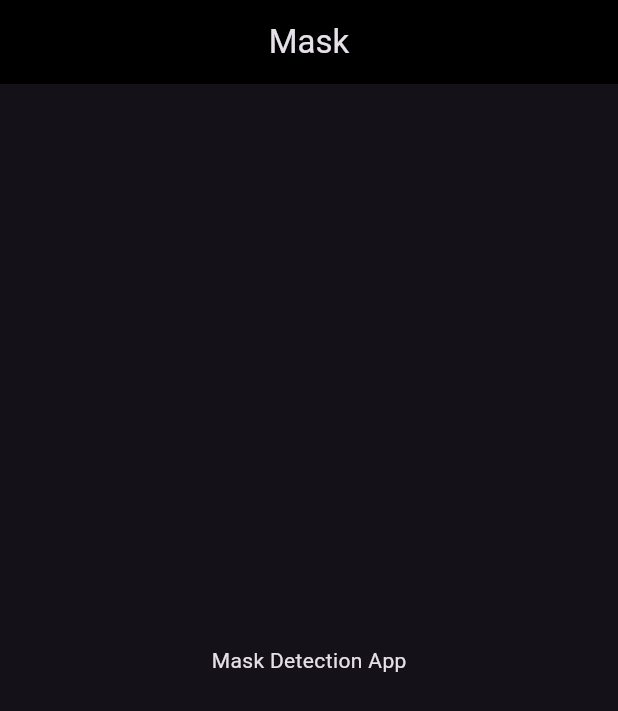
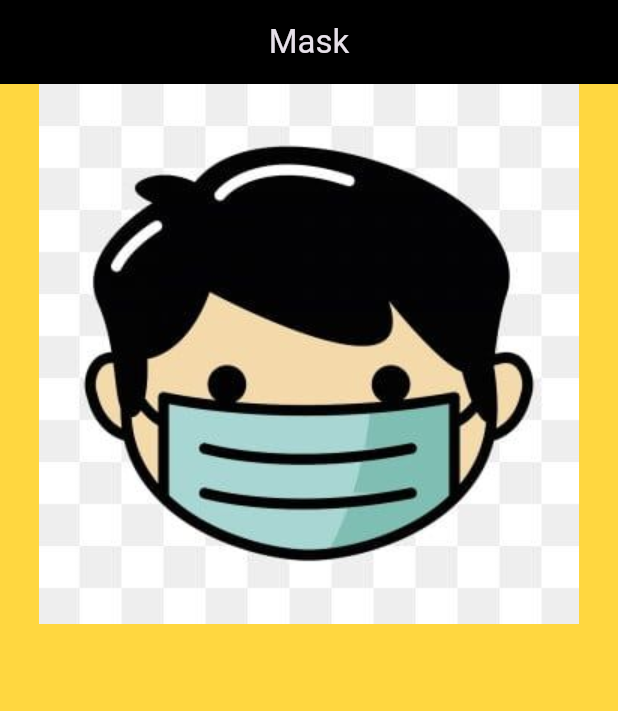
Before and after one commit to Antrimo/Mask-Detection, a Flutter app: the screen it shows after launch, on a phone screen of 412 x 824 dp. Shown: the top 711 px of the screen. Run offline on Flutter 3.47's test engine with Material 3 defaults, Android fonts, the phone set to English and light mode, and no system bars.

Commit message:
homepage image

```diff
--- a/lib/homepage.dart
+++ b/lib/homepage.dart
@@ -10,14 +10,24 @@ class Homepage extends StatefulWidget {
 class _HomepageState extends State<Homepage> {
   @override
   Widget build(BuildContext context) {
+    var h = MediaQuery.of(context).size.height;
+    var w = MediaQuery.of(context).size.width;
+
     return Scaffold(
-      appBar: AppBar(
-        backgroundColor: Colors.black,
-        title: const Center(child: Text('Mask')),
-      ),
-      body: const Center(
-        child: Text('Mask Detection App'),
-      ),
-    );
+        appBar: AppBar(
+          backgroundColor: Colors.black,
+          title: const Center(child: Text('Mask')),
+        ),
+        body: Container(
+          height: h,
+          width: w,
+          color: Colors.amberAccent,
+          child: Column(
+            crossAxisAlignment: CrossAxisAlignment.center,
+            children: [
+              Image.asset("assets/Images/mask.jpg"),
+            ],
+          ),
+        ));
   }
 }
--- a/pubspec.yaml
+++ b/pubspec.yaml
@@ -61,9 +61,8 @@ flutter:
   uses-material-design: true
 
   # To add assets to your application, add an assets section, like this:
-  # assets:
-  #   - images/a_dot_burr.jpeg
-  #   - images/a_dot_ham.jpeg
+  assets:
+    - assets/Images/mask.jpg
 
   # An image asset can refer to one or more resolution-specific "variants", see
   # https://flutter.dev/assets-and-images/#resolution-aware
```
Also changed, not shown: assets/Images/mask.jpg (added).
